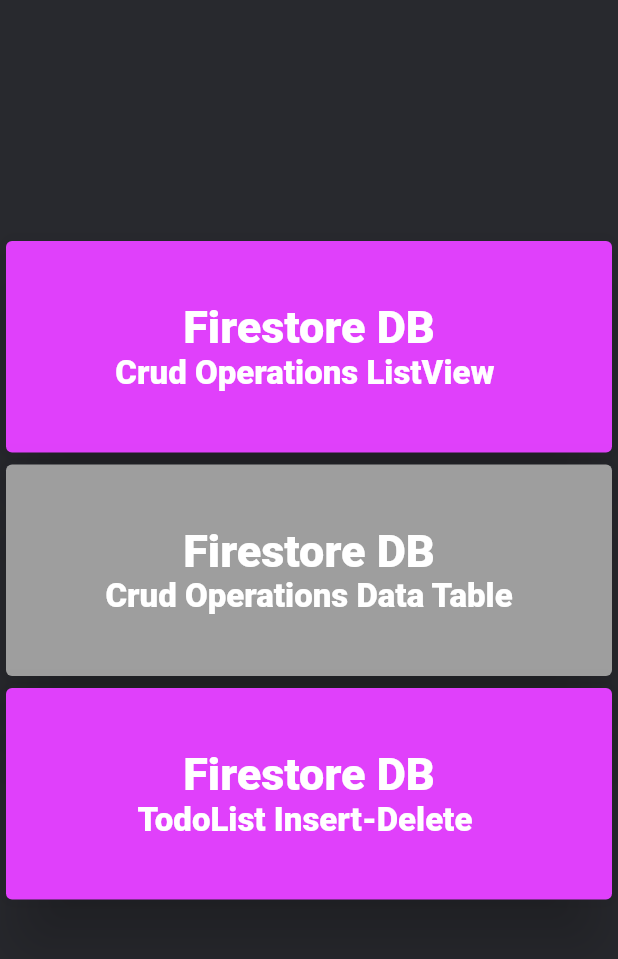
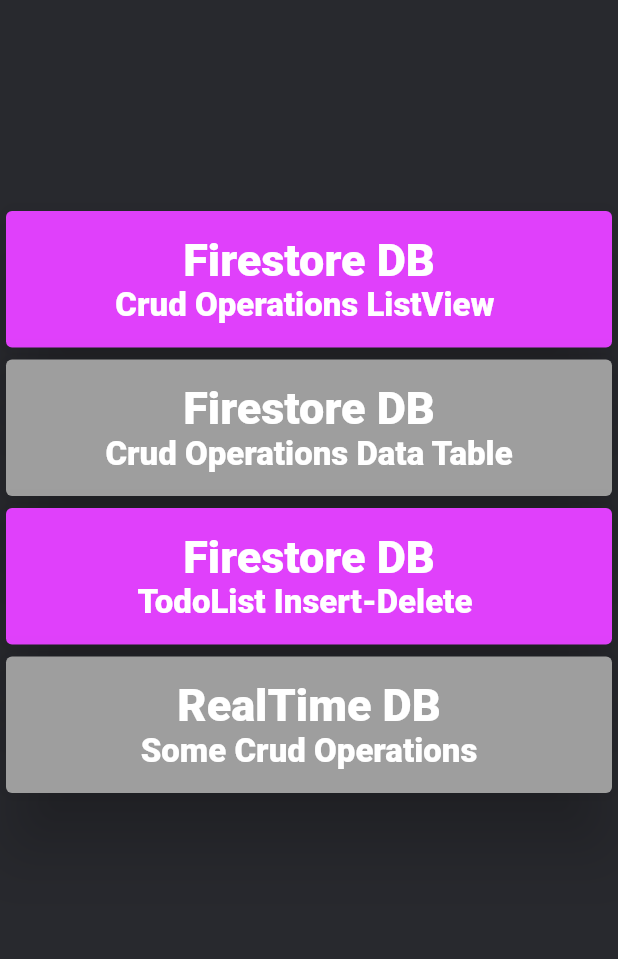
Before and after one commit to hbfawaz112/Flutter-Firebase-Auth-Firestore-Tutorial, a Flutter app: the MainPage screen opened directly, on a phone screen of 412 x 824 dp, the part 59-1018 px from its top. Run offline on Flutter 3.47's test engine with Material 2 defaults, Android fonts, the phone set to English and light mode, and no system bars; our stand-ins replace cloud_firestore, firebase_auth, firebase_core, firebase_database, fluttertoast, google_sign_in and 1 more; accounts and stored records are empty.

Commit message:
Implement the realtime database

```diff
--- a/lib/MainPage.dart
+++ b/lib/MainPage.dart
@@ -1,3 +1,4 @@
+import 'package:firebase_app/RealTimeDatabaseExample.dart';
 import 'package:firebase_app/todos.dart';
 import 'package:flutter/material.dart';
 import 'package:matcher/matcher.dart';
@@ -47,7 +48,7 @@ class _GridLayoutState extends State<GridLayout> {
   Widget build(BuildContext context) {
     return Center(
       child: ListView(children: [
-        SizedBox(height:140),
+        SizedBox(height:120),
 
          InkWell(
 
@@ -62,7 +63,7 @@ class _GridLayoutState extends State<GridLayout> {
                      elevation: 20,
                 child:
                 Container(
-                    padding:EdgeInsets.all(40),
+                    padding:EdgeInsets.all(15),
 
                     child:new Column(
                         crossAxisAlignment: CrossAxisAlignment.start,
@@ -91,7 +92,7 @@ class _GridLayoutState extends State<GridLayout> {
                      elevation: 20,
                 child:
                 Container(
-                    padding:EdgeInsets.all(40),
+                    padding:EdgeInsets.all(15),
 
                     child:new Column(
                         crossAxisAlignment: CrossAxisAlignment.start,
@@ -119,7 +120,7 @@ class _GridLayoutState extends State<GridLayout> {
                      elevation: 20,
                 child:
                 Container(
-                    padding:EdgeInsets.all(40),
+                    padding:EdgeInsets.all(15),
 
                     child:new Column(
                         crossAxisAlignment: CrossAxisAlignment.start,
@@ -127,6 +128,33 @@ class _GridLayoutState extends State<GridLayout> {
                           Center(child:Text("Firestore DB",style: TextStyle(fontSize:30,fontWeight:FontWeight.w900,color : Colors.white),)),
 
                           Center(child:Text("TodoList Insert-Delete ",style: TextStyle(color: Colors.white, fontSize:22,fontWeight:FontWeight.w900))),
+
+                        ]
+                    )
+                )
+            ),
+         ),
+          InkWell(
+
+           onTap: (){
+                  Navigator.push(
+                              context,
+                              MaterialPageRoute(builder: (context) => D2()),
+                              );
+           },
+                    child: Card(
+                      color: Colors.grey,
+                     elevation: 20,
+                child:
+                Container(
+                    padding:EdgeInsets.all(15),
+
+                    child:new Column(
+                        crossAxisAlignment: CrossAxisAlignment.start,
+                        children:<Widget>[
+                          Center(child:Text("RealTime DB",style: TextStyle(fontSize:30,fontWeight:FontWeight.w900,color : Colors.white),)),
+
+                          Center(child:Text("Some Crud Operations",style: TextStyle(color: Colors.white, fontSize:22,fontWeight:FontWeight.w900))),
 
                         ]
                     )
--- a/lib/main.dart
+++ b/lib/main.dart
@@ -47,7 +47,7 @@ class _HomePageState extends State<HomePage> {
           children: [
 
             Container(
-              padding: EdgeInsets.only(top:200 , left: 30),
+              padding: EdgeInsets.only(top:100 , left: 30),
               child : Text("Welcome To      Firebase Tutorial." , style: TextStyle(fontSize: 45.0 , fontWeight: FontWeight.w900 , color: Colors.white),),
 
             ),
```
Also changed, not shown: lib/RealTimeDatabaseExample.dart (added, +149 -0 lines), 2 other files.
